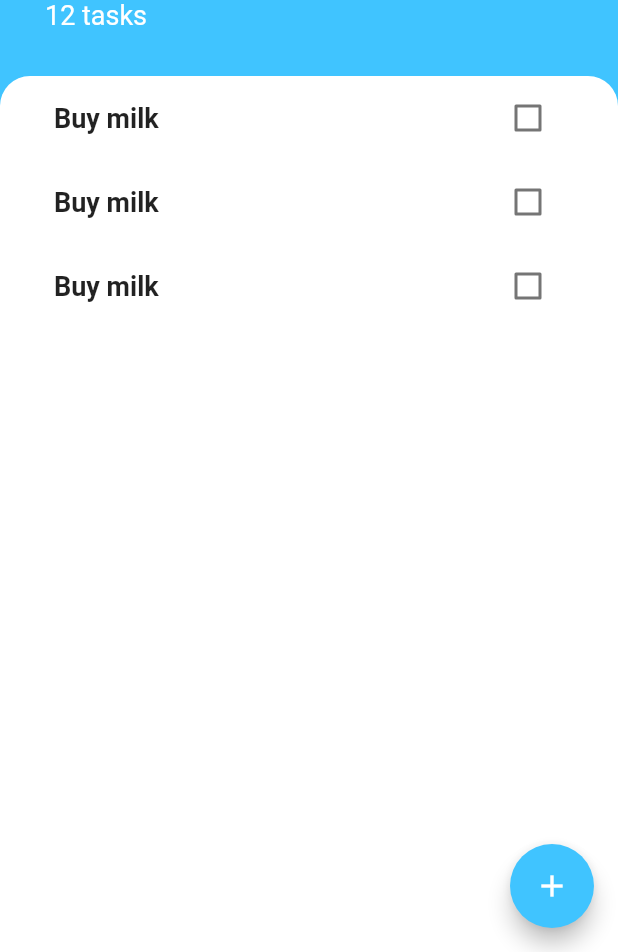
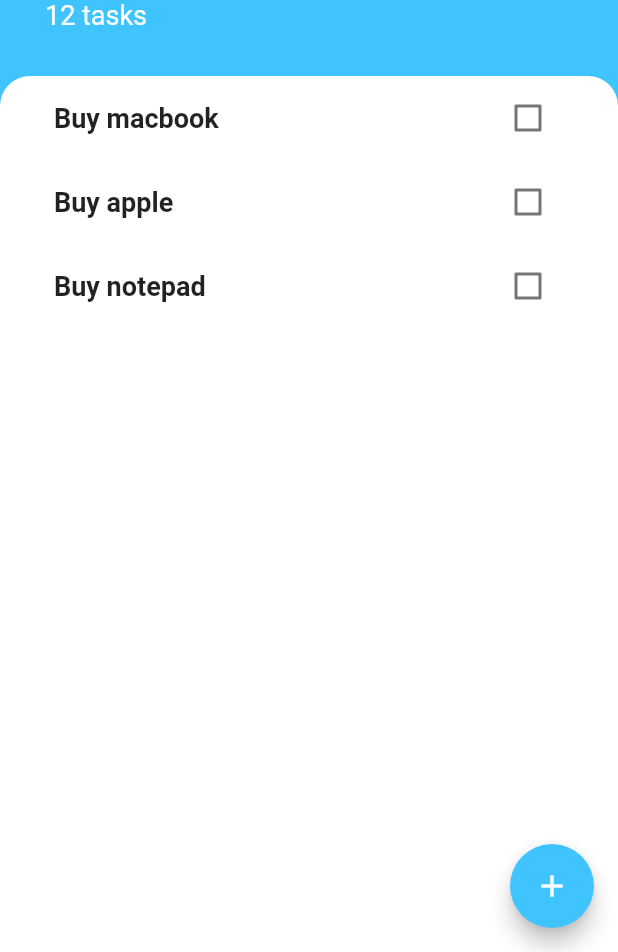
Before and after one commit to teacherSsamko/todoey_flutter, a Flutter app: the screen it shows after launch, on a phone screen of 412 x 824 dp, the part 284-1236 px from its top. Run offline on Flutter 3.47's test engine with Material 2 defaults, Android fonts, the phone set to English and light mode, and no system bars.

Commit message:
feat: tasks

```diff
--- /dev/null
+++ b/lib/models/task.dart
@@ -0,0 +1,10 @@
+class Task {
+  final String taskName;
+  bool isDone;
+
+  Task({this.taskName, this.isDone = false});
+
+  void toggleCheck() {
+    isDone = !isDone;
+  }
+}
--- a/lib/widgets/task_tile.dart
+++ b/lib/widgets/task_tile.dart
@@ -1,52 +1,27 @@
 import 'package:flutter/material.dart';
 
-class TaskTile extends StatefulWidget {
-  TaskTile({@required this.title});
+class TaskTile extends StatelessWidget {
+  TaskTile({@required this.title, this.isChecked});
 
   final String title;
 
-  @override
-  _TaskTileState createState() => _TaskTileState();
-}
-
-class _TaskTileState extends State<TaskTile> {
-  bool isChecked = false;
-  void checkboxCallback(bool checkboxState) {
-    setState(() {
-      isChecked = checkboxState;
-    });
-  }
+  final bool isChecked;
 
   @override
   Widget build(BuildContext context) {
     return ListTile(
       title: Text(
-        widget.title,
+        title,
         style: TextStyle(
           fontSize: 18.0,
           fontWeight: FontWeight.bold,
           decoration: isChecked ? TextDecoration.lineThrough : null,
         ),
       ),
-      trailing: TaskCheckbox(
-        checkboxState: isChecked,
-        toggleCheckboxState: checkboxCallback,
+      trailing: Checkbox(
+        value: isChecked,
+        onChanged: (value) {},
       ),
     );
   }
 }
-
-class TaskCheckbox extends StatelessWidget {
-  TaskCheckbox({this.checkboxState, this.toggleCheckboxState});
-
-  final bool checkboxState;
-  final Function toggleCheckboxState;
-
-  @override
-  Widget build(BuildContext context) {
-    return Checkbox(
-      value: checkboxState,
-      onChanged: toggleCheckboxState,
-    );
-  }
-}
--- a/lib/widgets/tasks_list.dart
+++ b/lib/widgets/tasks_list.dart
@@ -1,18 +1,35 @@
 import 'package:flutter/material.dart';
 import 'package:todoey/widgets/task_tile.dart';
+import 'package:todoey/models/task.dart';
 
-class TasksList extends StatelessWidget {
-  const TasksList({
-    Key key,
-  }) : super(key: key);
+class TasksList extends StatefulWidget {
+  @override
+  _TasksListState createState() => _TasksListState();
+}
+
+class _TasksListState extends State<TasksList> {
+  List<Task> tasks = [
+    Task(taskName: 'Buy macbook'),
+    Task(taskName: 'Buy apple'),
+    Task(taskName: 'Buy notepad'),
+  ];
 
   @override
   Widget build(BuildContext context) {
     return ListView(
       children: [
-        TaskTile(title: "Buy milk"),
-        TaskTile(title: "Buy milk"),
-        TaskTile(title: "Buy milk"),
+        TaskTile(
+          title: tasks[0].taskName,
+          isChecked: tasks[0].isDone,
+        ),
+        TaskTile(
+          title: tasks[1].taskName,
+          isChecked: tasks[1].isDone,
+        ),
+        TaskTile(
+          title: tasks[2].taskName,
+          isChecked: tasks[2].isDone,
+        ),
       ],
     );
   }
```
